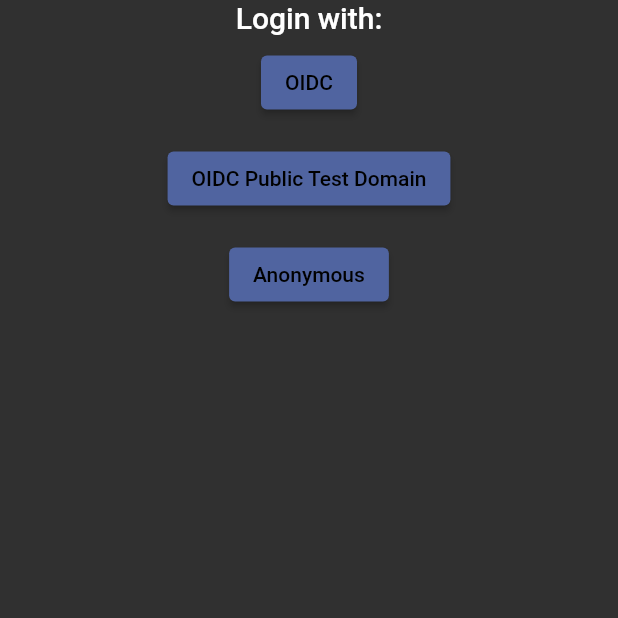
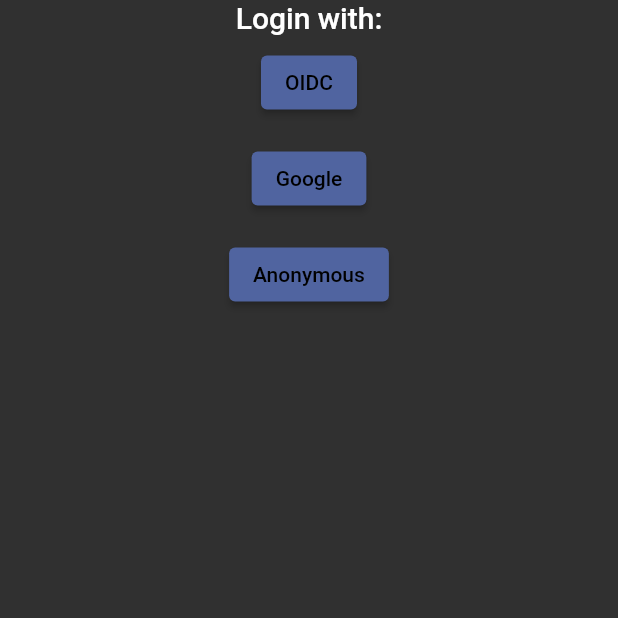
Before and after one commit to INKSec/FlutterMobileApp, a Flutter app: the screen it shows after launch, on a phone screen of 412 x 824 dp, the top half of it. Run offline on Flutter 3.47's test engine with Material 2 defaults, Android fonts, the phone set to English and light mode, and no system bars; our stand-ins replace hexcolor; missing offline and left inert: openid_client.

Commit message:
add google authentication provider and deactivate OIDC public test domain

```diff
--- a/mob_app/lib/auth/providers/openid_provider.dart
+++ b/mob_app/lib/auth/providers/openid_provider.dart
@@ -45,6 +45,7 @@ class OpenIDUser extends AuthenticatedUser {
 /// A class for authenticating with an OpenID Connect Provider.
 class OpenIDProvider extends AuthProvider {
   final String clientId;
+  final String clientSecret;
   late List<String> _scopes;
   late Task<Issuer> issuer;
 
@@ -55,6 +56,7 @@ class OpenIDProvider extends AuthProvider {
   /// The [issuer] is resolved asynchronously using OIDC discovery.
   OpenIDProvider(
       {required this.clientId,
+      this.clientSecret = "",
       required Uri issuerUri,
       List<String> scopes = const ["openid"]})
       : super() {
@@ -82,7 +84,7 @@ class OpenIDProvider extends AuthProvider {
     // TODO: OIDC does not require username and password.
     // Consider changing the interface to allow for this.
 
-    final client = Client(await issuer(), clientId, clientSecret: '');
+    final client = Client(await issuer(), clientId, clientSecret: clientSecret);
     _launch(String uri) async {
       if (await canLaunch(uri)) {
         await launch(uri, forceWebView: true);
--- a/mob_app/lib/views/login/login_oidc_generic.dart
+++ b/mob_app/lib/views/login/login_oidc_generic.dart
@@ -9,11 +9,15 @@ class GenericOpenIDLoginView extends AbstractLoginView {
       {Key? key,
       required Uri issuerUri,
       required String clientId,
+      String clientSecret = "",
       required Function createNextWidget})
       : super(
             key: key,
             createNextWidget: createNextWidget,
-            provider: OpenIDProvider(clientId: clientId, issuerUri: issuerUri));
+            provider: OpenIDProvider(
+                clientId: clientId,
+                issuerUri: issuerUri,
+                clientSecret: clientSecret));
 
   @override
   Widget buildLoginView(BuildContext context) {
--- a/mob_app/lib/views/login_selector.dart
+++ b/mob_app/lib/views/login_selector.dart
@@ -52,9 +52,15 @@ class LoginSelectorView extends StatelessWidget {
           issuerUri: Uri.parse("http://192.168.1.232:8001/issuer"),
           clientId: "81RRjLMem3ASRqzNI1xrnUkPELofcIAusPkjyk4Q",
           createNextWidget: createNextWidget),
-      'OIDC Public Test Domain': (context) => GenericOpenIDLoginView(
-          issuerUri: Uri.parse("http://136.243.14.112/issuer"),
-          clientId: "oF8h8CtSrBOoSpKVTD83hcMtzgrZAGAmFmVtpoPA",
+      // 'OIDC Public Test Domain': (context) => GenericOpenIDLoginView(
+      //     issuerUri: Uri.parse("http://136.243.14.112/issuer"),
+      //     clientId: "oF8h8CtSrBOoSpKVTD83hcMtzgrZAGAmFmVtpoPA",
+      //     createNextWidget: createNextWidget),
+      'Google': (context) => GenericOpenIDLoginView(
+          issuerUri: Uri.parse("https://accounts.google.com"),
+          clientId:
+              "688230163700-gcofdmu5l7646m6n93rs91gpefuf6tia.apps.googleusercontent.com",
+          clientSecret: "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",
           createNextWidget: createNextWidget),
       'Anonymous': (context) =>
           DummyLoginView(createNextWidget: createNextWidget),
```
